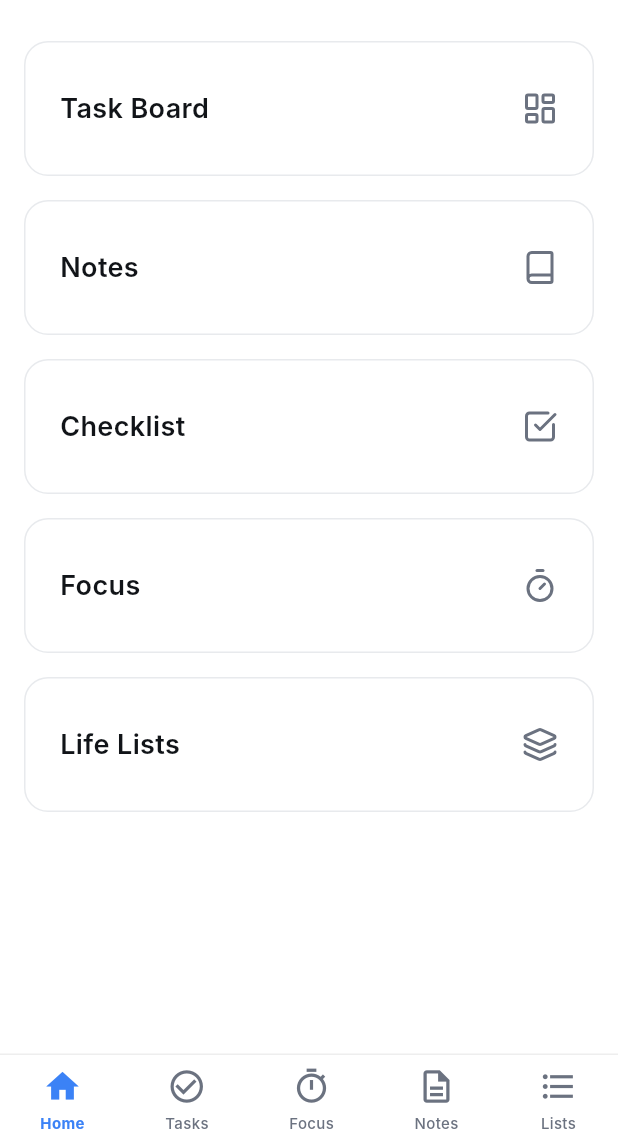
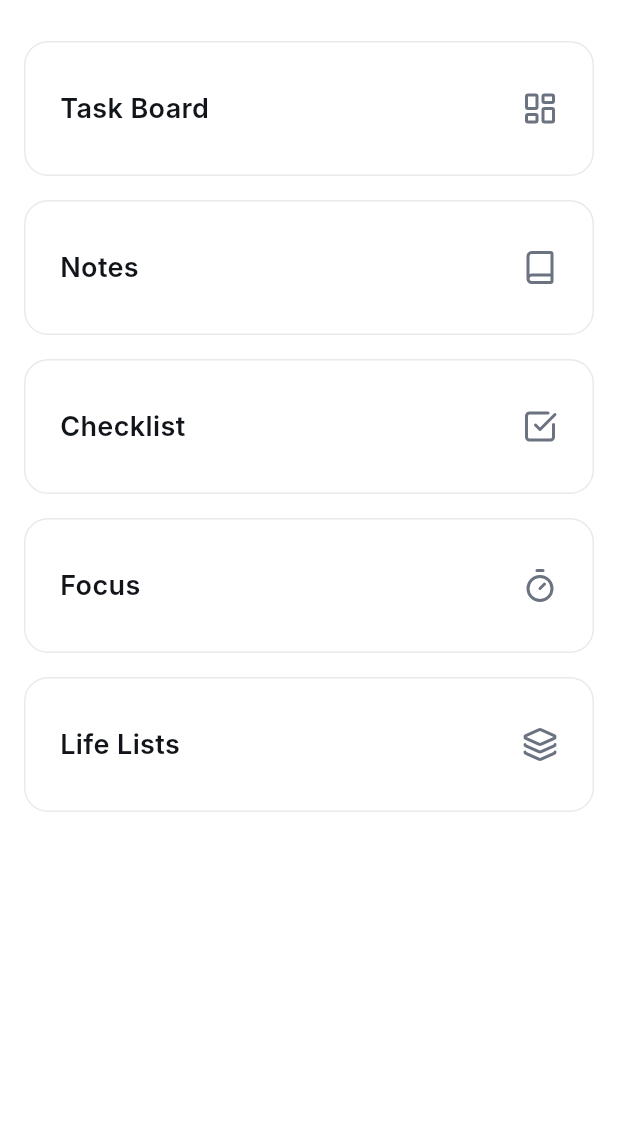
Before and after one commit to sweetswimmer11/DPlan, a Flutter app: the RegisterScreen screen opened directly, after a tap on "Sign Up", on a phone screen of 412 x 824 dp, the part 91-1236 px from its top. Run offline on Flutter 3.47's test engine with Material 3 defaults, Android fonts, the phone set to English and light mode, and no system bars; our stand-ins replace cloud_firestore, firebase_auth, lucide_icons; accounts and stored records are empty; network calls fail; Roboto replaces fonts that are missing (Inter).

Commit message:
Fix navigation and add Life Lists button

```diff
--- a/lib/screens/auth/login_screen.dart
+++ b/lib/screens/auth/login_screen.dart
@@ -1,7 +1,7 @@
 
 import 'package:flutter/material.dart';
 import 'package:d_plan/core/theme/app_colors.dart';
-import 'package:d_plan/screens/main_wrapper.dart';
+import 'package:d_plan/screens/home/home_screen.dart';
 import 'package:d_plan/screens/auth/register_screen.dart';
 
 class LoginScreen extends StatelessWidget {
@@ -82,7 +82,7 @@ class LoginScreen extends StatelessWidget {
             onPressed: () {
                Navigator.pushReplacement(
                 context,
-                MaterialPageRoute(builder: (context) => const MainWrapper()),
+                MaterialPageRoute(builder: (context) => const HomeScreen()),
               );
             },
             style: ElevatedButton.styleFrom(backgroundColor: AppColors.primaryBlue, shape: RoundedRectangleBorder(borderRadius: BorderRadius.circular(12))),
--- a/lib/screens/auth/register_screen.dart
+++ b/lib/screens/auth/register_screen.dart
@@ -1,7 +1,7 @@
 
 import 'package:flutter/material.dart';
 import 'package:d_plan/core/theme/app_colors.dart';
-import 'package:d_plan/screens/main_wrapper.dart';
+import 'package:d_plan/screens/home/home_screen.dart';
 import 'package:d_plan/screens/auth/login_screen.dart';
 
 class RegisterScreen extends StatelessWidget {
@@ -80,7 +80,7 @@ class RegisterScreen extends StatelessWidget {
             onPressed: () {
                Navigator.pushReplacement(
                 context,
-                MaterialPageRoute(builder: (context) => const MainWrapper()),
+                MaterialPageRoute(builder: (context) => const HomeScreen()),
               );
             },
             style: ElevatedButton.styleFrom(backgroundColor: AppColors.primaryBlue, shape: RoundedRectangleBorder(borderRadius: BorderRadius.circular(12))),
--- a/lib/screens/home/home_screen.dart
+++ b/lib/screens/home/home_screen.dart
@@ -6,6 +6,7 @@ import 'package:d_plan/screens/tasks/tasks_screen.dart';
 import 'package:d_plan/screens/notes/notes_screen.dart';
 import 'package:d_plan/screens/lists/lists_screen.dart';
 import 'package:d_plan/screens/focus/focus_screen.dart';
+import 'package:d_plan/screens/life_lists/life_lists_screen.dart';
 import 'package:d_plan/screens/profile/settings_screen.dart';
 
 class HomeScreen extends StatelessWidget {
@@ -66,7 +67,7 @@ class HomeScreen extends StatelessWidget {
               title: 'Life Lists',
               icon: LucideIcons.layers,
               onTap: () {
-                // TODO: Implement Life Lists screen or connect to existing screen
+                Navigator.push(context, MaterialPageRoute(builder: (context) => const LifeListsScreen()));
               },
             ),
           ],
--- a/lib/screens/main_wrapper.dart
+++ /dev/null
@@ -1,81 +0,0 @@
-import 'package:flutter/material.dart';
-import 'package:d_plan/core/theme/app_colors.dart';
-import 'package:d_plan/screens/home/home_screen.dart';
-import 'package:d_plan/screens/tasks/tasks_screen.dart';
-import 'package:d_plan/screens/focus/focus_screen.dart';
-import 'package:d_plan/screens/notes/notes_screen.dart';
-import 'package:d_plan/screens/lists/lists_screen.dart';
-
-class MainWrapper extends StatefulWidget {
-  const MainWrapper({super.key});
-
-  @override
-  State<MainWrapper> createState() => _MainWrapperState();
-}
-
-class _MainWrapperState extends State<MainWrapper> {
-  int _currentIndex = 0;
-
-  final List<Widget> _screens = [
-    HomeScreen(),
-    TasksScreen(),
-    FocusScreen(),
-    NotesScreen(),
-    ListsScreen(),
-  ];
-
-  @override
-  Widget build(BuildContext context) {
-    return Scaffold(
-      body: _screens[_currentIndex],
-      bottomNavigationBar: Container(
-        decoration: BoxDecoration(
-          color: Colors.white.withOpacity(0.9),
-          border: Border(top: BorderSide(color: Colors.grey[200]!)),
-        ),
-        child: SafeArea(
-          child: Padding(
-            padding: const EdgeInsets.symmetric(vertical: 8),
-            child: Row(
-              mainAxisAlignment: MainAxisAlignment.spaceAround,
-              children: [
-                _buildNavItem(0, Icons.home, 'Home'),
-                _buildNavItem(1, Icons.check_circle_outline, 'Tasks'),
-                _buildNavItem(2, Icons.timer_outlined, 'Focus'),
-                _buildNavItem(3, Icons.description_outlined, 'Notes'),
-                _buildNavItem(4, Icons.format_list_bulleted, 'Lists'),
-              ],
-            ),
-          ),
-        ),
-      ),
-    );
-  }
-
-  Widget _buildNavItem(int index, IconData icon, String label) {
-    final bool isSelected = _currentIndex == index;
-    // Specific colors based on design tabs
-    Color color = isSelected ? AppColors.primaryBlue : AppColors.textGrey;
-    if (index == 2 && isSelected) color = AppColors.primaryPurple; // Focus might differ
-
-    return GestureDetector(
-      onTap: () => setState(() => _currentIndex = index),
-      behavior: HitTestBehavior.opaque,
-      child: Column(
-        mainAxisSize: MainAxisSize.min,
-        children: [
-          Icon(icon, color: color, size: 26),
-          const SizedBox(height: 4),
-          Text(
-            label,
-            style: TextStyle(
-              color: color,
-              fontSize: 10,
-              fontWeight: isSelected ? FontWeight.bold : FontWeight.w500,
-            ),
-          ),
-        ],
-      ),
-    );
-  }
-}
--- a/lib/screens/splash_screen.dart
+++ b/lib/screens/splash_screen.dart
@@ -2,7 +2,7 @@
 import 'package:flutter/material.dart';
 import 'dart:async';
 import 'package:d_plan/core/theme/app_colors.dart';
-import 'package:d_plan/screens/onboarding/onboarding_screen.dart';
+import 'package:d_plan/screens/home/home_screen.dart';
 
 class SplashScreen extends StatefulWidget {
   const SplashScreen({super.key});
@@ -18,7 +18,7 @@ class _SplashScreenState extends State<SplashScreen> {
     Timer(const Duration(seconds: 3), () {
       Navigator.pushReplacement(
         context,
-        MaterialPageRoute(builder: (context) => const OnboardingScreen()),
+        MaterialPageRoute(builder: (context) => const HomeScreen()),
       );
     });
   }
```
